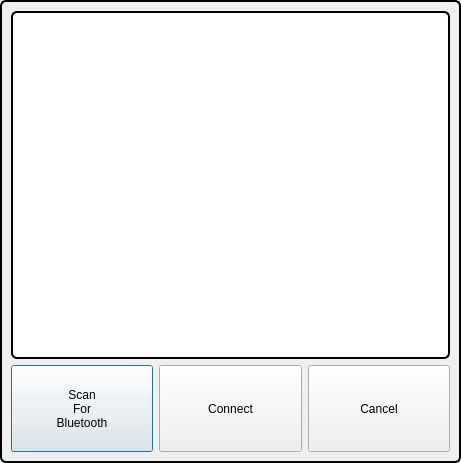
First picture: the form in WDguiBoat/WDguiBoat/Communication/Bluetooth/bluetooth_setup.ui, repository geirwanvik/WDrov, before the edit.
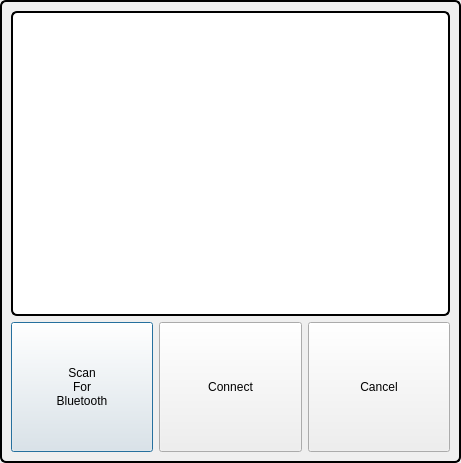
Second picture: the form after the edit.

Patch:
```diff
--- a/WDguiBoat/WDguiBoat/Communication/Bluetooth/bluetooth_setup.ui
+++ b/WDguiBoat/WDguiBoat/Communication/Bluetooth/bluetooth_setup.ui
@@ -24,7 +24,7 @@
 }
 </string>
   </property>
-  <layout class="QGridLayout" name="gridLayout" rowstretch="8,2">
+  <layout class="QGridLayout" name="gridLayout" rowstretch="7,3">
    <item row="0" column="0">
     <widget class="QListWidget" name="listViewBluetoothDevices">
      <property name="minimumSize">
```
